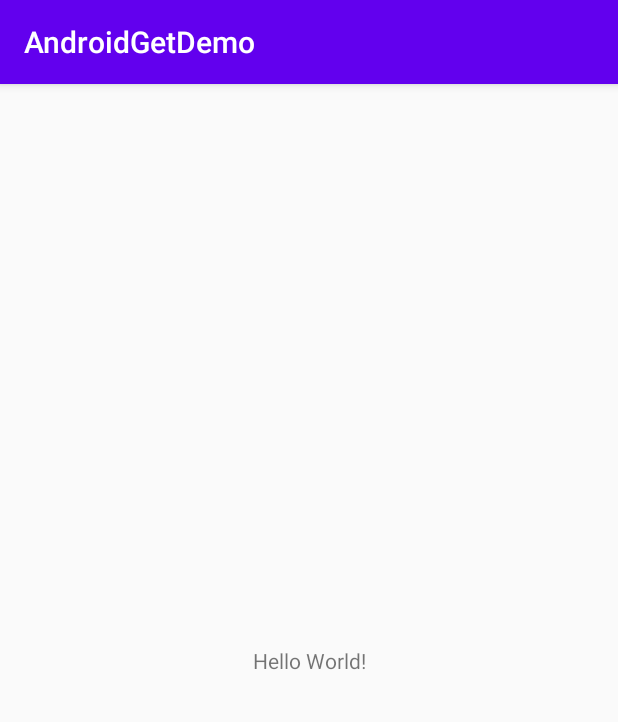
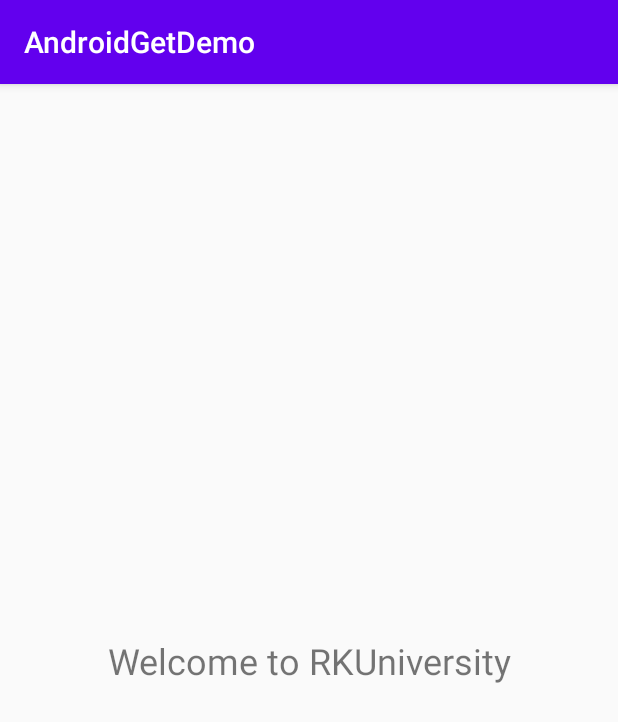
Before and after one commit to ssingh862/AndroidGetDemo, an Android app: the screen it shows after launch (MainActivity), on a phone screen of 412 x 824 dp. Shown: the top 722 px of the screen. Run offline under Robolectric (Android 15) with nearby library versions, the phone set to English and light mode, and no system bars.

Commit message:
activity_mail.xml change the textsize and text

```diff
--- a/app/src/main/res/layout/activity_main.xml
+++ b/app/src/main/res/layout/activity_main.xml
@@ -7,9 +7,11 @@
     tools:context=".MainActivity">
 
     <TextView
-        android:layout_width="wrap_content"
+        android:layout_width="0dp"
         android:layout_height="wrap_content"
-        android:text="Hello World!"
+        android:gravity="center_horizontal"
+        android:text="Welcome to RKUniversity"
+        android:textSize="24sp"
         app:layout_constraintBottom_toBottomOf="parent"
         app:layout_constraintLeft_toLeftOf="parent"
         app:layout_constraintRight_toRightOf="parent"
```
